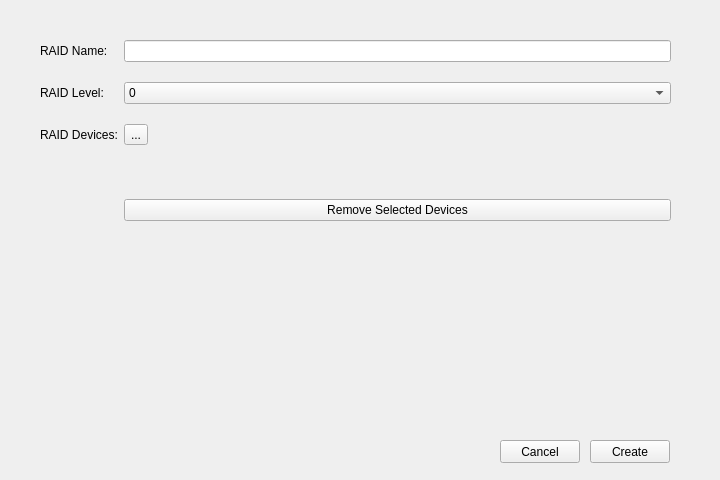
The window that UI/new_raid.ui (adrianlopezgalera/RAID-Manager) describes before a commit, drawn with Qt 5.
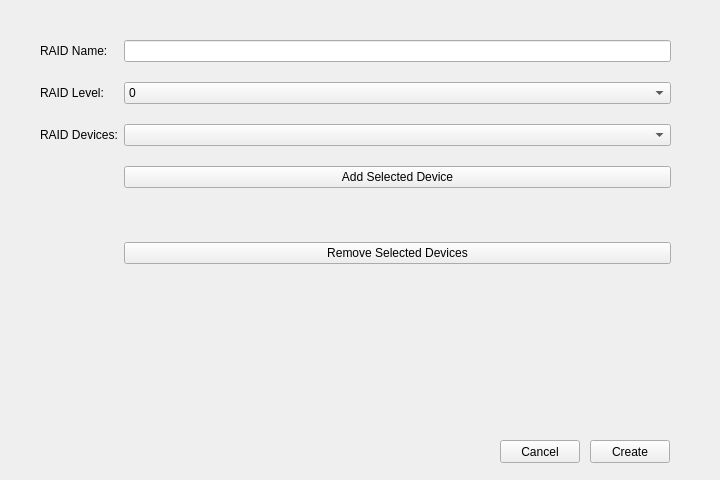
The same window after the commit.

Diff of the .ui file:
```diff
--- a/UI/new_raid.ui
+++ b/UI/new_raid.ui
@@ -86,27 +86,30 @@
       </property>
      </widget>
     </item>
-    <item row="2" column="1">
-     <widget class="QToolButton" name="select_devices">
-      <property name="text">
-       <string>...</string>
-      </property>
-     </widget>
-    </item>
-    <item row="3" column="1">
+    <item row="4" column="1">
      <widget class="QLabel" name="devices_path">
       <property name="text">
        <string/>
       </property>
      </widget>
     </item>
-    <item row="4" column="1">
+    <item row="5" column="1">
      <widget class="QPushButton" name="remove_devices">
       <property name="text">
        <string>Remove Selected Devices</string>
       </property>
      </widget>
     </item>
+    <item row="2" column="1">
+     <widget class="QComboBox" name="devices"/>
+    </item>
+    <item row="3" column="1">
+     <widget class="QPushButton" name="add_device">
+      <property name="text">
+       <string>Add Selected Device</string>
+      </property>
+     </widget>
+    </item>
    </layout>
   </widget>
   <widget class="QPushButton" name="new_raid_create">
```
